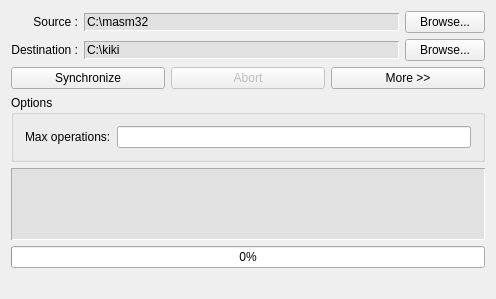
hlaporthein/sandbox, file qt/synchro_simple/synchro_simple/dialog.ui: the form before one commit.
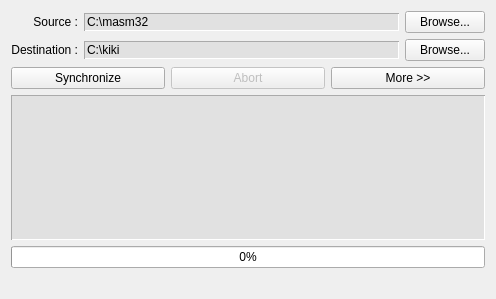
The form after the commit. Icons and pictures are not drawn.

```diff
--- a/qt/synchro_simple/synchro_simple/dialog.ui
+++ b/qt/synchro_simple/synchro_simple/dialog.ui
@@ -124,28 +124,6 @@
        </item>
       </layout>
      </item>
-     <item>
-      <widget class="QGroupBox" name="optionsGroupBox">
-       <property name="title">
-        <string>Options</string>
-       </property>
-       <layout class="QGridLayout" name="gridLayout_2">
-        <item row="0" column="1">
-         <widget class="QLineEdit" name="maxOpLineEdit"/>
-        </item>
-        <item row="0" column="0">
-         <widget class="QLabel" name="label_3">
-          <property name="toolTip">
-           <string>Max number of operations during a synchronization</string>
-          </property>
-          <property name="text">
-           <string>Max operations:</string>
-          </property>
-         </widget>
-        </item>
-       </layout>
-      </widget>
-     </item>
      <item>
       <widget class="QTextEdit" name="traceTextEdit">
        <property name="cursor" stdset="0">
```
